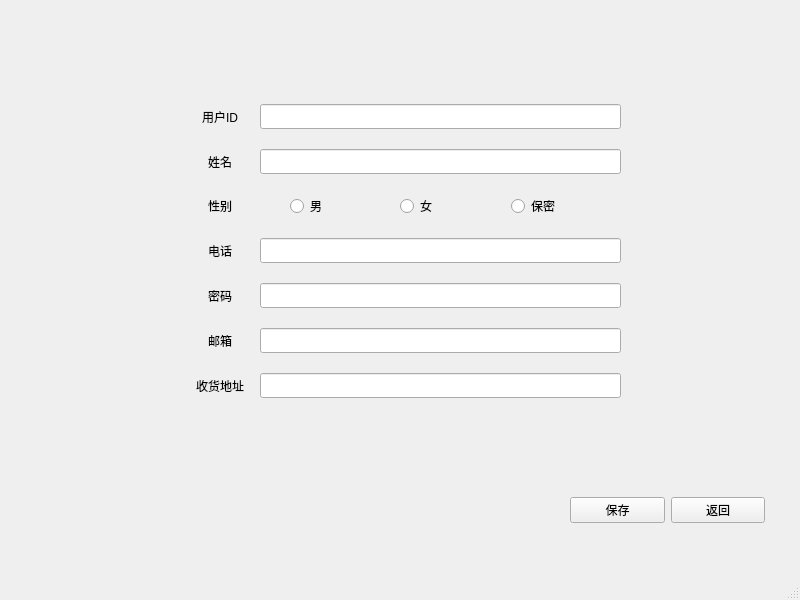
First picture: the form in mainCode/accountdetail.ui, repository CarlosDJY/QtBasedGroupWork, before the edit.
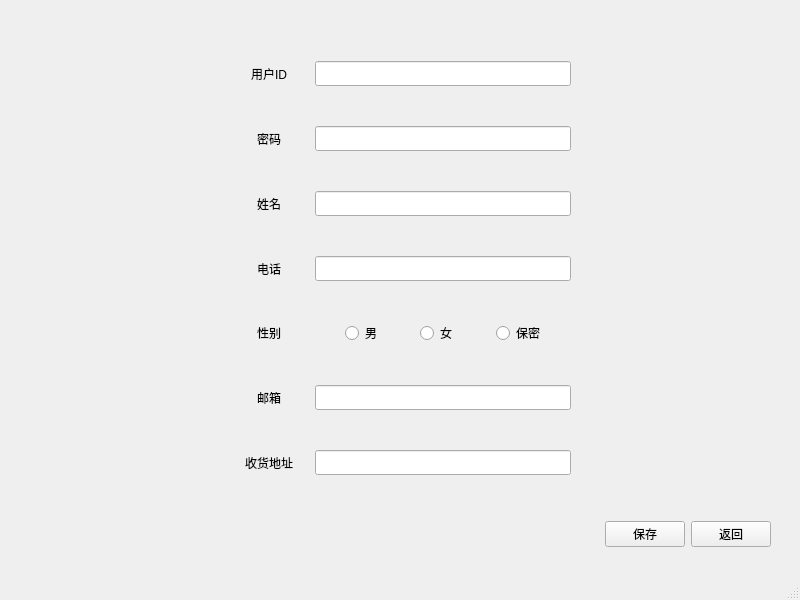
Second picture: the form after the edit.

```diff
--- a/mainCode/accountdetail.ui
+++ b/mainCode/accountdetail.ui
@@ -14,48 +14,40 @@
    <string>MainWindow</string>
   </property>
   <widget class="QWidget" name="centralwidget">
-   <widget class="QWidget" name="horizontalLayoutWidget">
-    <property name="geometry">
-     <rect>
-      <x>10</x>
-      <y>40</y>
-      <width>781</width>
-      <height>421</height>
-     </rect>
-    </property>
-    <layout class="QHBoxLayout" name="horizontalLayout" stretch="0,50,0">
-     <property name="spacing">
-      <number>0</number>
-     </property>
+   <layout class="QVBoxLayout" name="verticalLayout">
      <item>
-      <spacer name="horizontalSpacer_2">
-       <property name="orientation">
-        <enum>Qt::Horizontal</enum>
-       </property>
-       <property name="sizeHint" stdset="0">
-        <size>
-         <width>160</width>
-         <height>20</height>
-        </size>
-       </property>
-      </spacer>
-     </item>
-     <item>
-      <layout class="QFormLayout" name="formLayout">
-       <property name="rowWrapPolicy">
-        <enum>QFormLayout::DontWrapRows</enum>
-       </property>
-       <property name="formAlignment">
-        <set>Qt::AlignLeading|Qt::AlignLeft|Qt::AlignVCenter</set>
-       </property>
-       <property name="verticalSpacing">
-        <number>20</number>
-       </property>
+     <layout class="QGridLayout" name="gridLayout_3">
        <property name="leftMargin">
-        <number>10</number>
+       <number>20</number>
        </property>
        <property name="rightMargin">
-        <number>10</number>
+       <number>20</number>
+      </property>
+      <item row="0" column="0" colspan="2">
+       <layout class="QGridLayout" name="gridLayout_2">
+        <property name="topMargin">
+         <number>30</number>
+        </property>
+        <item row="0" column="0">
+         <spacer name="horizontalSpacer_2">
+          <property name="orientation">
+           <enum>Qt::Horizontal</enum>
+          </property>
+          <property name="sizeType">
+           <enum>QSizePolicy::Fixed</enum>
+          </property>
+          <property name="sizeHint" stdset="0">
+           <size>
+            <width>200</width>
+            <height>20</height>
+           </size>
+          </property>
+         </spacer>
+        </item>
+        <item row="0" column="1">
+         <layout class="QGridLayout" name="gridLayout">
+          <property name="verticalSpacing">
+           <number>40</number>
        </property>
        <item row="0" column="0">
         <widget class="QLabel" name="IDLabel">
@@ -84,6 +76,32 @@
         </widget>
        </item>
        <item row="1" column="0">
+           <widget class="QLabel" name="PasswordLabel">
+            <property name="minimumSize">
+             <size>
+              <width>80</width>
+              <height>0</height>
+             </size>
+            </property>
+            <property name="text">
+             <string>密码</string>
+            </property>
+            <property name="alignment">
+             <set>Qt::AlignCenter</set>
+            </property>
+           </widget>
+          </item>
+          <item row="1" column="1">
+           <widget class="QLineEdit" name="PasswordEdit">
+            <property name="minimumSize">
+             <size>
+              <width>0</width>
+              <height>25</height>
+             </size>
+            </property>
+           </widget>
+          </item>
+          <item row="2" column="0">
         <widget class="QLabel" name="NameLabel">
          <property name="minimumSize">
           <size>
@@ -99,7 +117,7 @@
          </property>
         </widget>
        </item>
-       <item row="1" column="1">
+          <item row="2" column="1">
         <widget class="QLineEdit" name="NameEdit">
          <property name="minimumSize">
           <size>
@@ -109,22 +127,6 @@
          </property>
         </widget>
        </item>
-       <item row="2" column="0">
-        <widget class="QLabel" name="SexLabel">
-         <property name="minimumSize">
-          <size>
-           <width>80</width>
-           <height>0</height>
-          </size>
-         </property>
-         <property name="text">
-          <string>性别</string>
-         </property>
-         <property name="alignment">
-          <set>Qt::AlignCenter</set>
-         </property>
-        </widget>
-       </item>
        <item row="3" column="0">
         <widget class="QLabel" name="PhoneLabel">
          <property name="minimumSize">
@@ -152,7 +154,7 @@
         </widget>
        </item>
        <item row="4" column="0">
-        <widget class="QLabel" name="PasswordLabel">
+           <widget class="QLabel" name="SexLabel">
          <property name="minimumSize">
           <size>
            <width>80</width>
@@ -160,7 +162,7 @@
           </size>
          </property>
          <property name="text">
-          <string>密码</string>
+             <string>性别</string>
          </property>
          <property name="alignment">
           <set>Qt::AlignCenter</set>
@@ -168,14 +170,54 @@
         </widget>
        </item>
        <item row="4" column="1">
-        <widget class="QLineEdit" name="PasswordEdit">
-         <property name="minimumSize">
+           <layout class="QHBoxLayout" name="horizontalLayout_3">
+            <item>
+             <spacer name="horizontalSpacer_3">
+              <property name="orientation">
+               <enum>Qt::Horizontal</enum>
+              </property>
+              <property name="sizeType">
+               <enum>QSizePolicy::Fixed</enum>
+              </property>
+              <property name="sizeHint" stdset="0">
           <size>
-           <width>0</width>
-           <height>25</height>
-          </size>
-         </property>
-        </widget>
+                <width>30</width>
+                <height>20</height>
+               </size>
+              </property>
+             </spacer>
+            </item>
+            <item>
+             <widget class="QRadioButton" name="MaleChoose">
+              <property name="layoutDirection">
+               <enum>Qt::LeftToRight</enum>
+              </property>
+              <property name="text">
+               <string>男</string>
+              </property>
+             </widget>
+            </item>
+            <item>
+             <widget class="QRadioButton" name="FemaleChoose">
+              <property name="layoutDirection">
+               <enum>Qt::LeftToRight</enum>
+              </property>
+              <property name="text">
+               <string>女</string>
+              </property>
+             </widget>
+            </item>
+            <item>
+             <widget class="QRadioButton" name="SecretChoose">
+              <property name="layoutDirection">
+               <enum>Qt::LeftToRight</enum>
+              </property>
+              <property name="text">
+               <string>保密</string>
+              </property>
+             </widget>
+            </item>
+           </layout>
        </item>
        <item row="5" column="0">
         <widget class="QLabel" name="MailLabel">
@@ -229,82 +271,56 @@
          </property>
         </widget>
        </item>
-       <item row="2" column="1">
-        <layout class="QHBoxLayout" name="horizontalLayout_3">
-         <item>
-          <spacer name="horizontalSpacer_3">
-           <property name="orientation">
-            <enum>Qt::Horizontal</enum>
-           </property>
-           <property name="sizeType">
-            <enum>QSizePolicy::Fixed</enum>
-           </property>
-           <property name="sizeHint" stdset="0">
-            <size>
-             <width>30</width>
-             <height>20</height>
-            </size>
-           </property>
-          </spacer>
-         </item>
-         <item>
-          <widget class="QRadioButton" name="MaleChoose">
-           <property name="layoutDirection">
-            <enum>Qt::LeftToRight</enum>
-           </property>
-           <property name="text">
-            <string>男</string>
-           </property>
-          </widget>
-         </item>
-         <item>
-          <widget class="QRadioButton" name="FemaleChoose">
-           <property name="layoutDirection">
-            <enum>Qt::LeftToRight</enum>
-           </property>
-           <property name="text">
-            <string>女</string>
-           </property>
-          </widget>
-         </item>
-         <item>
-          <widget class="QRadioButton" name="SecretChoose">
-           <property name="layoutDirection">
-            <enum>Qt::LeftToRight</enum>
-           </property>
-           <property name="text">
-            <string>保密</string>
-           </property>
-          </widget>
-         </item>
-        </layout>
-       </item>
-      </layout>
-     </item>
-     <item>
+         </layout>
+        </item>
+        <item row="0" column="2">
       <spacer name="horizontalSpacer">
        <property name="orientation">
         <enum>Qt::Horizontal</enum>
        </property>
+          <property name="sizeType">
+           <enum>QSizePolicy::Fixed</enum>
+          </property>
        <property name="sizeHint" stdset="0">
         <size>
-         <width>160</width>
+            <width>200</width>
          <height>20</height>
         </size>
        </property>
       </spacer>
      </item>
     </layout>
-   </widget>
-   <widget class="QWidget" name="horizontalLayoutWidget_2">
-    <property name="geometry">
-     <rect>
-      <x>570</x>
-      <y>470</y>
-      <width>195</width>
-      <height>80</height>
-     </rect>
-    </property>
+      </item>
+      <item row="1" column="1">
+       <spacer name="verticalSpacer">
+        <property name="orientation">
+         <enum>Qt::Vertical</enum>
+        </property>
+        <property name="sizeType">
+         <enum>QSizePolicy::Fixed</enum>
+        </property>
+        <property name="sizeHint" stdset="0">
+         <size>
+          <width>20</width>
+          <height>40</height>
+         </size>
+        </property>
+       </spacer>
+      </item>
+      <item row="2" column="0">
+       <spacer name="horizontalSpacer_4">
+        <property name="orientation">
+         <enum>Qt::Horizontal</enum>
+        </property>
+        <property name="sizeHint" stdset="0">
+         <size>
+          <width>40</width>
+          <height>20</height>
+         </size>
+        </property>
+       </spacer>
+      </item>
+      <item row="2" column="1">
     <layout class="QHBoxLayout" name="horizontalLayout_2">
      <item>
       <widget class="QPushButton" name="SaveButton">
@@ -321,7 +337,10 @@
       </widget>
      </item>
     </layout>
-   </widget>
+      </item>
+     </layout>
+    </item>
+   </layout>
   </widget>
   <widget class="QMenuBar" name="menubar">
    <property name="geometry">
```
Left out of the diff: 2 changed lines with no effect on the pictures. Lines whose indentation alone changed are shown as unchanged.
